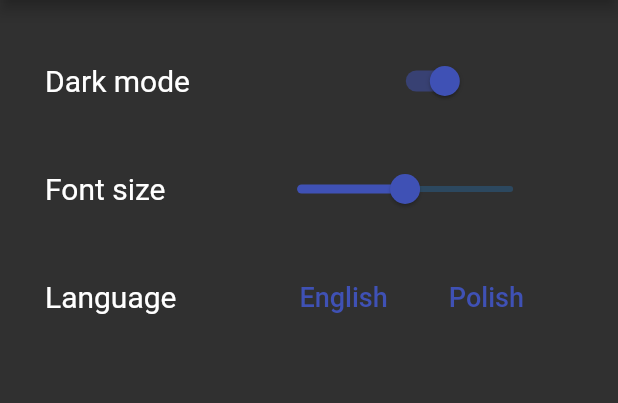
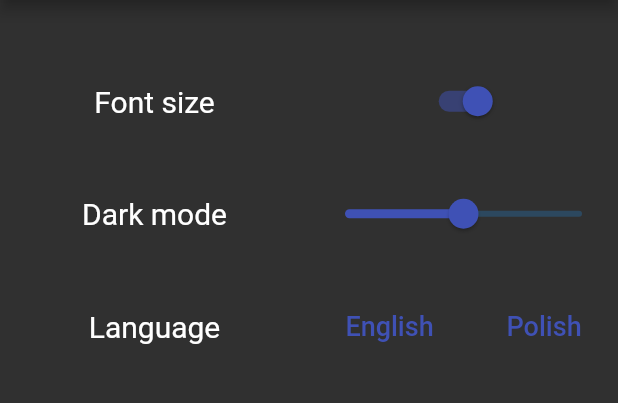
Before and after one commit to FWasik/Parcel-App, a Flutter app: the SettingsPage screen opened directly, on a phone screen of 412 x 824 dp, the part 84-487 px from its top. Run offline on Flutter 3.47's test engine with Material 2 defaults, Android fonts, the phone set to English and light mode, and no system bars; our stand-ins replace cloud_firestore, email_validator, equatable, firebase_auth, firebase_core, flutter_bloc and 5 more; missing offline and left inert: flutter_google_places_hoc081098, google_api_headers, google_maps_webservice; accounts and stored records are empty; generated files the repository leaves out were written again.

Commit message:
Update settings_page.dart widget - replacing rows and columns with GridView.count to create layout of settings

```diff
--- a/lib/screens/settings_page.dart
+++ b/lib/screens/settings_page.dart
@@ -44,19 +44,37 @@ class _SettingsPageState extends State<SettingsPage> {
               });
             });
 
-            return SingleChildScrollView(
-              child: Center(
-                child: Padding(
-                  padding: const EdgeInsets.all(30.0),
-                  child: Column(children: [
-                    Row(
-                      children: [
-                        Text(
-                          appLoc.darkMode,
-                          style: TextStyle(fontSize: 20 * stateFont.resize),
+            return Column(children: [
+              if (stateAuth is Authenticated)
+                Padding(
+                  padding: const EdgeInsets.only(top: 30.0),
+                  child: CustomButton(
+                      text: Text(
+                        appLoc.deleteUserButton,
+                        style: TextStyle(fontSize: 26 * stateFont.resize),
                       ),
-                        Spacer(flex: themeSpacer),
-                        Switch.adaptive(
+                      color: Colors.red,
+                      onPressed: () {
+                        DeleteDialogs.showDeleteUserDialog(context);
+                      },
+                      icon: const Icon(
+                        Icons.delete,
+                        size: 32,
+                      ),
+                      width: 0.7),
+                ),
+              Expanded(
+                child: GridView.count(
+                  padding: const EdgeInsets.only(top: 30.0),
+                  childAspectRatio: MediaQuery.of(context).size.height / 300,
+                  crossAxisCount: 2,
+                  children: <Widget>[
+                    Center(
+                      child: Text(appLoc.fontSize,
+                          style: TextStyle(fontSize: 20 * stateFont.resize)),
+                    ),
+                    Center(
+                      child: Switch.adaptive(
                           activeColor: stateTheme.checkboxColor,
                           value: stateTheme.isDark,
                           onChanged: ((value) {
@@ -66,8 +84,7 @@ class _SettingsPageState extends State<SettingsPage> {
                                       appTheme: AppThemes.light,
                                       isDark: false,
                                       color: Colors.black,
-                                        backgroundBottomBar:
-                                            const Color.fromARGB(
+                                      backgroundBottomBar: const Color.fromARGB(
                                           251, 232, 224, 224),
                                       checkboxColor: Colors.black));
                             } else {
@@ -77,21 +94,19 @@ class _SettingsPageState extends State<SettingsPage> {
                                       isDark: true,
                                       color: Colors.white,
                                       backgroundBottomBar:
-                                            const Color.fromARGB(
-                                                255, 49, 51, 62),
+                                          const Color.fromARGB(255, 49, 51, 62),
                                       checkboxColor: Colors.indigo));
                             }
                           })),
-                        const Spacer()
-                      ],
                     ),
-                    const SizedBox(height: 24),
-                    Row(
-                      children: [
-                        Text(appLoc.fontSize,
-                            style: TextStyle(fontSize: 20 * stateFont.resize)),
-                        const Spacer(flex: 4),
-                        Slider(
+                    Center(
+                      child: Text(
+                        appLoc.darkMode,
+                        style: TextStyle(fontSize: 20 * stateFont.resize),
+                      ),
+                    ),
+                    Center(
+                      child: Slider(
                         activeColor: stateTheme.checkboxColor,
                         value: _currentSliderValue,
                         max: 1.15,
@@ -107,17 +122,17 @@ class _SettingsPageState extends State<SettingsPage> {
                           });
                         },
                       ),
-                        const Spacer()
-                      ],
                     ),
-                    const SizedBox(height: 24),
-                    Row(
-                      children: [
-                        Text(
+                    Center(
+                      child: Text(
                         appLoc.language,
                         style: TextStyle(fontSize: 20 * stateFont.resize),
                       ),
-                        Spacer(flex: lanSpacer),
+                    ),
+                    Center(
+                        child: Row(
+                      mainAxisAlignment: MainAxisAlignment.spaceAround,
+                      children: [
                         TextButton(
                           child: Text(
                             appLoc.setEnglish,
@@ -133,7 +148,6 @@ class _SettingsPageState extends State<SettingsPage> {
                                 ));
                           },
                         ),
-                        const Spacer(),
                         TextButton(
                           child: Text(appLoc.setPolish,
                               style: TextStyle(
@@ -147,29 +161,12 @@ class _SettingsPageState extends State<SettingsPage> {
                                 ));
                           },
                         ),
-                        const Spacer()
+                      ],
+                    )),
                   ],
                 ),
-                    const SizedBox(height: 32),
-                    if (stateAuth is Authenticated)
-                      CustomButton(
-                          text: Text(
-                            appLoc.deleteUserButton,
-                            style: TextStyle(fontSize: 26 * stateFont.resize),
               ),
-                          color: Colors.red,
-                          onPressed: () {
-                            DeleteDialogs.showDeleteUserDialog(context);
-                          },
-                          icon: const Icon(
-                            Icons.delete,
-                            size: 32,
-                          ),
-                          width: 0.7),
-                  ]),
-                ),
-              ),
-            );
+            ]);
           });
         });
       }),
```
Lines whose indentation alone changed are shown as unchanged.
